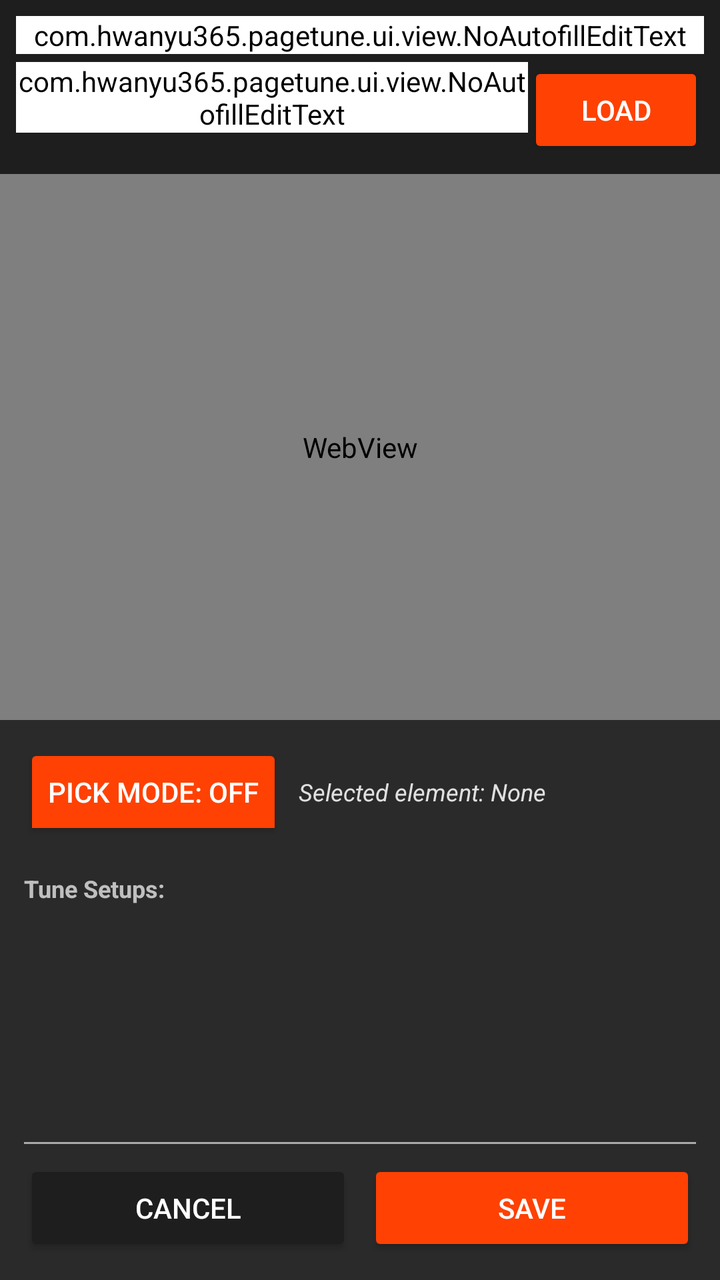
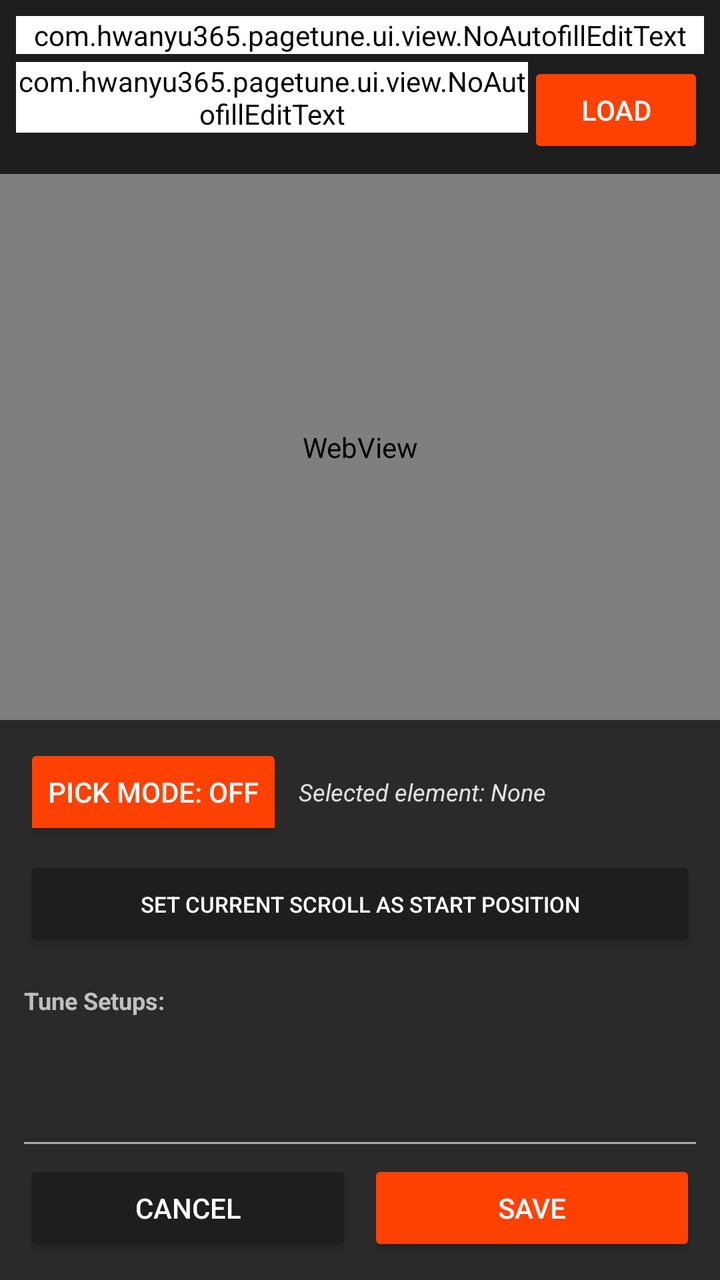

Two renders of the same Android screen: before a commit and after it. Below are the layout's source before the change and the commit's diff.
<!-- AndroidManifest.xml: activity theme AppTheme.NoActionBar -->
<!-- res/layout/activity_plugin_edit.xml -->
<?xml version="1.0" encoding="utf-8"?>
<LinearLayout xmlns:android="http://schemas.android.com/apk/res/android"
    android:layout_width="match_parent"
    android:layout_height="match_parent"
    android:orientation="vertical">

    
    <LinearLayout
        android:layout_width="match_parent"
        android:layout_height="wrap_content"
        android:orientation="vertical"
        android:padding="8dp"
        android:background="@color/colorPrimary">

        <com.hwanyu365.pagetune.ui.view.NoAutofillEditText
            android:id="@+id/et_inp_pname"
            android:layout_width="match_parent"
            android:layout_height="wrap_content"
            android:hint="Tune Name"
            android:textColor="@color/colorWhite"
            android:textColorHint="@color/colorTextSecondary"
            android:backgroundTint="@color/colorWhite"
            android:inputType="textNoSuggestions"
            android:importantForAutofill="no"
            android:privateImeOptions="com.samsung.android.inputmethod.disableAutofill=true,disableAutofill=true"
            android:autofillHints="" />

        <LinearLayout
            android:layout_width="match_parent"
            android:layout_height="wrap_content"
            android:orientation="horizontal"
            android:layout_marginTop="4dp">

            <com.hwanyu365.pagetune.ui.view.NoAutofillEditText
                android:id="@+id/et_inp_taddr"
                android:layout_width="0dp"
                android:layout_height="wrap_content"
                android:layout_weight="1"
                android:hint="https://example.com (URL to pick element)"
                android:textColor="@color/colorWhite"
                android:textColorHint="@color/colorTextSecondary"
                android:backgroundTint="@color/colorWhite"
                android:inputType="textUri|textNoSuggestions"
                android:importantForAutofill="no"
                android:privateImeOptions="com.samsung.android.inputmethod.disableAutofill=true,disableAutofill=true"
                android:autofillHints="" />

            <Button
                android:id="@+id/btn_load_url"
                android:layout_width="wrap_content"
                android:layout_height="wrap_content"
                android:text="Load"
                android:backgroundTint="@color/colorAccent"
                android:textColor="@color/colorWhite" />

        </LinearLayout>

    </LinearLayout>

    
    <FrameLayout
        android:layout_width="match_parent"
        android:layout_height="0dp"
        android:layout_weight="1">

        <WebView
            android:id="@+id/wv_inspector"
            android:layout_width="match_parent"
            android:layout_height="match_parent" />

        
        <TextView
            android:id="@+id/tv_inspector_status"
            android:layout_width="wrap_content"
            android:layout_height="wrap_content"
            android:layout_gravity="top|center_horizontal"
            android:layout_marginTop="8dp"
            android:paddingHorizontal="12dp"
            android:paddingVertical="6dp"
            android:background="#B3FF9800"
            android:textColor="@color/colorWhite"
            android:textStyle="bold"
            android:textSize="12sp"
            android:text="INSPECTOR MODE: Tap web element to select"
            android:visibility="gone" />

    </FrameLayout>

    
    <LinearLayout
        android:id="@+id/layout_bottom_config_container"
        android:layout_width="match_parent"
        android:layout_height="280dp"
        android:background="@color/colorGrayLight"
        android:orientation="vertical"
        android:padding="12dp">

        
        <ScrollView
            android:id="@+id/scroll_bottom_config"
            android:layout_width="match_parent"
            android:layout_height="0dp"
            android:layout_weight="1"
            android:fillViewport="true"
            android:scrollbars="vertical">

            <LinearLayout
                android:layout_width="match_parent"
                android:layout_height="wrap_content"
                android:orientation="vertical">

                
                <LinearLayout
                    android:layout_width="match_parent"
                    android:layout_height="wrap_content"
                    android:orientation="horizontal"
                    android:gravity="center_vertical"
                    android:layout_marginBottom="8dp">

                    <ToggleButton
                        android:id="@+id/btn_toggle_inspect"
                        android:layout_width="wrap_content"
                        android:layout_height="wrap_content"
                        android:textOn="Pick Mode: ON"
                        android:textOff="Pick Mode: OFF"
                        android:checked="false"
                        android:backgroundTint="@color/colorAccent"
                        android:textColor="@color/colorWhite" />

                    <TextView
                        android:id="@+id/tv_selected_selector"
                        android:layout_width="0dp"
                        android:layout_height="wrap_content"
                        android:layout_weight="1"
                        android:layout_marginStart="8dp"
                        android:textSize="12sp"
                        android:textStyle="italic"
                        android:textColor="@color/colorTextPrimary"
                        android:text="Selected element: None"
                        android:maxLines="2"
                        android:ellipsize="end" />

                </LinearLayout>

                
                <LinearLayout
                    android:id="@+id/layout_traversal_actions"
                    android:layout_width="match_parent"
                    android:layout_height="wrap_content"
                    android:orientation="horizontal"
                    android:layout_marginBottom="8dp"
                    android:visibility="gone">

                    <Button
                        android:id="@+id/btn_select_parent"
                        android:layout_width="0dp"
                        android:layout_height="wrap_content"
                        android:layout_weight="1"
                        android:layout_marginEnd="4dp"
                        android:text="Select Parent ⇧"
                        android:backgroundTint="@color/colorPrimary"
                        android:textColor="@color/colorWhite"
                        android:textSize="11sp" />

                    <Button
                        android:id="@+id/btn_select_child"
                        android:layout_width="0dp"
                        android:layout_height="wrap_content"
                        android:layout_weight="1"
                        android:layout_marginStart="4dp"
                        android:text="Select Child ⇩"
                        android:backgroundTint="@color/colorPrimary"
                        android:textColor="@color/colorWhite"
                        android:textSize="11sp" />

                </LinearLayout>

                
                <LinearLayout
                    android:id="@+id/layout_action_config"
                    android:layout_width="match_parent"
                    android:layout_height="wrap_content"
                    android:orientation="vertical"
                    android:visibility="gone"
                    android:layout_marginBottom="8dp">

                    <TextView
                        android:layout_width="wrap_content"
                        android:layout_height="wrap_content"
                        android:text="Action Type:"
                        android:textStyle="bold"
                        android:textSize="12sp" />

                    <RadioGroup
                        android:id="@+id/rg_action_type"
                        android:layout_width="match_parent"
                        android:layout_height="wrap_content"
                        android:orientation="horizontal"
                        android:layout_marginBottom="8dp">

                        <RadioButton
                            android:id="@+id/rb_action_hidden"
                            android:layout_width="wrap_content"
                            android:layout_height="wrap_content"
                            android:text="Hidden"
                            android:checked="true" />

                        <RadioButton
                            android:id="@+id/rb_action_click"
                            android:layout_width="wrap_content"
                            android:layout_height="wrap_content"
                            android:text="Click Event" />

                        <RadioButton
                            android:id="@+id/rb_action_color"
                            android:layout_width="wrap_content"
                            android:layout_height="wrap_content"
                            android:text="Color" />

                    </RadioGroup>

                    
                    <LinearLayout
                        android:id="@+id/layout_color_setup"
                        android:layout_width="match_parent"
                        android:layout_height="wrap_content"
                        android:orientation="vertical"
                        android:visibility="gone"
                        android:layout_marginBottom="8dp">

                        <TextView
                            android:layout_width="wrap_content"
                            android:layout_height="wrap_content"
                            android:text="Colors (tap to pick, Clear to keep original):"
                            android:textStyle="bold"
                            android:textSize="12sp" />

                        <Button
                            android:id="@+id/btn_color_bg"
                            android:layout_width="match_parent"
                            android:layout_height="wrap_content"
                            android:text="Background: none"
                            android:backgroundTint="@color/colorPrimary"
                            android:textColor="@color/colorWhite"
                            android:textSize="11sp" />

                        <Button
                            android:id="@+id/btn_color_text"
                            android:layout_width="match_parent"
                            android:layout_height="wrap_content"
                            android:layout_marginTop="4dp"
                            android:text="Text: none"
                            android:backgroundTint="@color/colorPrimary"
                            android:textColor="@color/colorWhite"
                            android:textSize="11sp" />

                    </LinearLayout>

                    
                    <LinearLayout
                        android:id="@+id/layout_click_trigger_setup"
                        android:layout_width="match_parent"
                        android:layout_height="wrap_content"
                        android:orientation="vertical"
                        android:visibility="gone"
                        android:layout_marginBottom="8dp">

                        <TextView
                            android:layout_width="wrap_content"
                            android:layout_height="wrap_content"
                            android:text="Click Trigger:"
                            android:textStyle="bold"
                            android:textSize="12sp" />

                        <RadioGroup
                            android:id="@+id/rg_trigger_type"
                            android:layout_width="match_parent"
                            android:layout_height="wrap_content"
                            android:orientation="vertical"
                            android:layout_marginBottom="8dp">

                            <RadioButton
                                android:id="@+id/rb_trigger_gesture_top"
                                android:layout_width="wrap_content"
                                android:layout_height="wrap_content"
                                android:text="Gesture: Top 50% Double Tap"
                                android:checked="true" />

                            <RadioButton
                                android:id="@+id/rb_trigger_gesture_bottom"
                                android:layout_width="wrap_content"
                                android:layout_height="wrap_content"
                                android:text="Gesture: Bottom 50% Double Tap" />

                            <RadioButton
                                android:id="@+id/rb_trigger_gnb_prev"
                                android:layout_width="wrap_content"
                                android:layout_height="wrap_content"
                                android:text="Floating GNB: Previous Button (◁)" />

                            <RadioButton
                                android:id="@+id/rb_trigger_gnb_next"
                                android:layout_width="wrap_content"
                                android:layout_height="wrap_content"
                                android:text="Floating GNB: Next Button (▷)" />

                        </RadioGroup>

                        <TextView
                            android:layout_width="wrap_content"
                            android:layout_height="wrap_content"
                            android:text="Gesture Area Height Percent (1% - 50%):"
                            android:textSize="11sp" />

                        <com.hwanyu365.pagetune.ui.view.NoAutofillEditText
                            android:id="@+id/et_gesture_area"
                            android:layout_width="match_parent"
                            android:layout_height="wrap_content"
                            android:hint="Default: 40%"
                            android:textColor="@color/colorTextPrimary"
                            android:textColorHint="@color/colorTextSecondary"
                            android:inputType="number"
                            android:importantForAutofill="no"
                            android:privateImeOptions="com.samsung.android.inputmethod.disableAutofill=true,disableAutofill=true"
                            android:autofillHints="" />

                    </LinearLayout>

                    <Button
                        android:id="@+id/btn_add_action"
                        android:layout_width="match_parent"
                        android:layout_height="wrap_content"
                        android:text="Add Setup to Tune"
                        android:backgroundTint="@color/colorPrimary"
                        android:textColor="@color/colorWhite" />

                </LinearLayout>

                
                <TextView
                    android:layout_width="wrap_content"
                    android:layout_height="wrap_content"
                    android:text="Tune Setups:"
                    android:textStyle="bold"
                    android:textSize="12sp"
                    android:layout_marginTop="8dp" />

                <LinearLayout
                    android:id="@+id/layout_actions_list"
                    android:layout_width="match_parent"
                    android:layout_height="wrap_content"
                    android:orientation="vertical"
                    android:layout_marginTop="4dp" />

            </LinearLayout>

        </ScrollView>

        
        <View
            android:layout_width="match_parent"
            android:layout_height="1dp"
            android:background="@android:color/darker_gray"
            android:layout_marginVertical="8dp" />

        
        <LinearLayout
            android:layout_width="match_parent"
            android:layout_height="wrap_content"
            android:orientation="horizontal">

            <Button
                android:id="@+id/btn_plugin_cancel"
                android:layout_width="0dp"
                android:layout_height="wrap_content"
                android:layout_weight="1"
                android:text="@string/cancel"
                android:backgroundTint="@color/colorPrimary"
                android:textColor="@color/colorWhite"
                android:layout_marginEnd="8dp" />

            <Button
                android:id="@+id/btn_plugin_save"
                android:layout_width="0dp"
                android:layout_height="wrap_content"
                android:layout_weight="1"
                android:text="@string/save"
                android:backgroundTint="@color/colorAccent"
                android:textColor="@color/colorWhite" />

        </LinearLayout>

    </LinearLayout>

</LinearLayout>
<!-- resources referenced by this layout -->
<resources>
  <color name="colorAccent">#ff4103</color>
  <color name="colorGrayLight">#2a2a2a</color>
  <color name="colorPrimary">#1e1e1e</color>
  <color name="colorTextPrimary">#E0E0E0</color>
  <color name="colorTextSecondary">#9E9E9E</color>
  <color name="colorWhite">#FFFFFF</color>
  <string name="cancel">Cancel</string>
  <string name="save">Save</string>
  <style name="AppTheme.NoActionBar">
          <item name="windowActionBar">false</item>
          <item name="windowNoTitle">true</item>
      </style>
</resources>

<!-- the commit's change to res/layout/activity_plugin_edit.xml (unified diff, before → after) -->
@@ -142,6 +142,16 @@
 
                 </LinearLayout>
 
+                <Button
+                    android:id="@+id/btn_set_scroll"
+                    android:layout_width="match_parent"
+                    android:layout_height="wrap_content"
+                    android:layout_marginBottom="8dp"
+                    android:text="Set Current Scroll as Start Position"
+                    android:backgroundTint="@color/colorPrimary"
+                    android:textColor="@color/colorWhite"
+                    android:textSize="11sp" />
+
                 
                 <LinearLayout
                     android:id="@+id/layout_traversal_actions"
